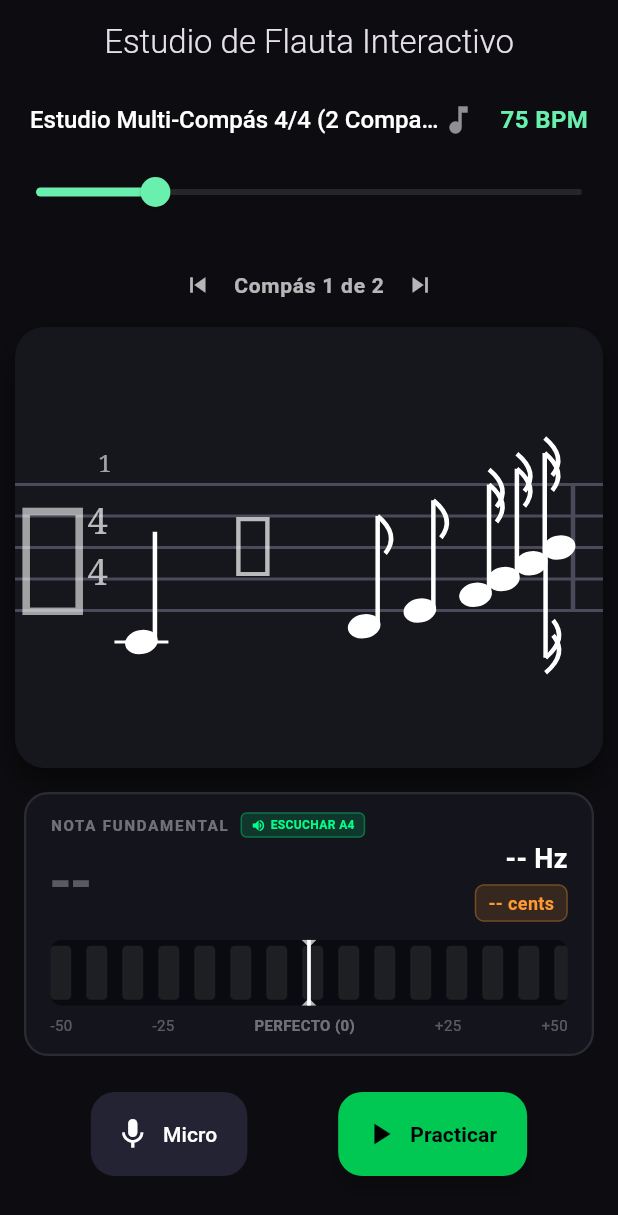
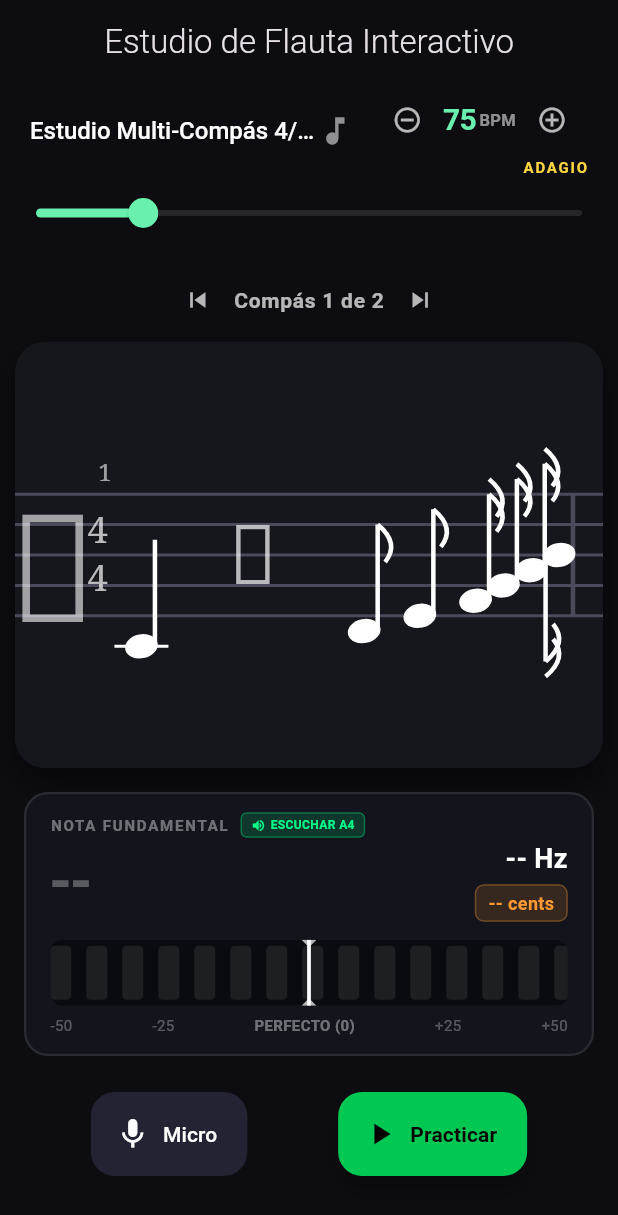
Before and after one commit to Nicolas11Leon/Tunner, a Flutter app: the screen it shows after launch, on a phone screen of 412 x 824 dp. Shown: the top 1215 px of the screen. Run offline on Flutter 3.47's test engine with Material 3 defaults, Android fonts, the phone set to English and light mode, and no system bars; missing offline and left inert: pitch_detector_dart, record.

Commit message:
feat(phase-2): professional metronome with 20-300 BPM range, italian tempo marks, and fine-tuning controls

```diff
--- a/lib/data/pitch_detector_service.dart
+++ b/lib/data/pitch_detector_service.dart
@@ -1,6 +1,5 @@
 import 'dart:async';
 import 'dart:isolate';
-import 'dart:typed_data';
 import 'package:flutter/foundation.dart';
 import 'package:record/record.dart';
 import 'package:pitch_detector_dart/pitch_detector.dart';
--- a/lib/domain/score_tree.dart
+++ b/lib/domain/score_tree.dart
@@ -1,7 +1,5 @@
-/// Modelo de dominio inmutable para la representación jerárquica de partituras musicales.
-/// Diseñado con Clean Architecture estricta en Dart puro (cero dependencias de Flutter UI).
-
 /// Métrica de compás musical (e.g. 4/4, 3/4, 2/4, 6/8).
+/// Modelo de dominio inmutable para la representación jerárquica de partituras.
 class TimeSignature {
   final int numerator;   // Número de pulsos por compás (e.g. 3, 4, 6)
   final int denominator; // Unidad de figura del pulso (e.g. 4 para negra, 8 para corchea)
--- /dev/null
+++ b/lib/domain/tempo_entity.dart
@@ -0,0 +1,78 @@
+/// Entidad de dominio pura que representa una marca de tempo musical y su escala italiana.
+/// Sin dependencias de Flutter ni librerías de infraestructura.
+class TempoMark {
+  final String italianName;
+  final String description;
+  final int minBpm;
+  final int maxBpm;
+
+  const TempoMark({
+    required this.italianName,
+    required this.description,
+    required this.minBpm,
+    required this.maxBpm,
+  });
+
+  /// Mapeo canónico internacional de marcas de tempo según la práctica orquestal estándar.
+  static const List<TempoMark> standardMarks = [
+    TempoMark(
+      italianName: "Larghissimo",
+      description: "Extremadamente lento y solemne",
+      minBpm: 20,
+      maxBpm: 39,
+    ),
+    TempoMark(
+      italianName: "Largo",
+      description: "Amplio, pausado y reposado",
+      minBpm: 40,
+      maxBpm: 59,
+    ),
+    TempoMark(
+      italianName: "Adagio",
+      description: "Lento, cómodo y expresivo",
+      minBpm: 60,
+      maxBpm: 75,
+    ),
+    TempoMark(
+      italianName: "Andante",
+      description: "A paso de marcha natural y fluido",
+      minBpm: 76,
+      maxBpm: 107,
+    ),
+    TempoMark(
+      italianName: "Moderato",
+      description: "Velocidad moderada y templada",
+      minBpm: 108,
+      maxBpm: 119,
+    ),
+    TempoMark(
+      italianName: "Allegro",
+      description: "Rápido, animado y brillante",
+      minBpm: 120,
+      maxBpm: 155,
+    ),
+    TempoMark(
+      italianName: "Presto",
+      description: "Muy rápido y ágil",
+      minBpm: 156,
+      maxBpm: 199,
+    ),
+    TempoMark(
+      italianName: "Prestissimo",
+      description: "Velocidad extrema de virtuosismo",
+      minBpm: 200,
+      maxBpm: 300,
+    ),
+  ];
+
+  /// Resuelve la marca italiana correspondiente para cualquier BPM dentro de [20, 300].
+  static TempoMark fromBpm(int bpm) {
+    final clamped = bpm.clamp(20, 300);
+    for (final mark in standardMarks) {
+      if (clamped >= mark.minBpm && clamped <= mark.maxBpm) {
+        return mark;
+      }
+    }
+    return standardMarks.last;
+  }
+}
--- a/lib/presentation/tuner_screen.dart
+++ b/lib/presentation/tuner_screen.dart
@@ -48,19 +48,63 @@ class TunerScreen extends StatelessWidget {
                     ),
                   ),
                 ),
-                const SizedBox(width: 16),
-                Text("${viewModel.bpm} BPM", style: const TextStyle(color: Colors.greenAccent, fontSize: 16, fontWeight: FontWeight.bold)),
+                const SizedBox(width: 12),
+                Column(
+                  crossAxisAlignment: CrossAxisAlignment.end,
+                  children: [
+                    Row(
+                      mainAxisSize: MainAxisSize.min,
+                      children: [
+                        IconButton(
+                          padding: EdgeInsets.zero,
+                          constraints: const BoxConstraints(minWidth: 28, minHeight: 28),
+                          icon: const Icon(Icons.remove_circle_outline, color: Colors.white70, size: 20),
+                          onPressed: () => viewModel.decrementBpm(1),
+                          tooltip: "-1 BPM",
+                        ),
+                        Text(
+                          "${viewModel.bpm}",
+                          style: const TextStyle(
+                            color: Colors.greenAccent,
+                            fontSize: 20,
+                            fontWeight: FontWeight.bold,
+                            letterSpacing: -0.5,
+                          ),
+                        ),
+                        const SizedBox(width: 2),
+                        const Text("BPM", style: TextStyle(color: Colors.white54, fontSize: 11, fontWeight: FontWeight.w600)),
+                        IconButton(
+                          padding: EdgeInsets.zero,
+                          constraints: const BoxConstraints(minWidth: 28, minHeight: 28),
+                          icon: const Icon(Icons.add_circle_outline, color: Colors.white70, size: 20),
+                          onPressed: () => viewModel.incrementBpm(1),
+                          tooltip: "+1 BPM",
+                        ),
+                      ],
+                    ),
+                    Text(
+                      viewModel.currentTempoMark.italianName.toUpperCase(),
+                      style: const TextStyle(
+                        color: Colors.amberAccent,
+                        fontSize: 10,
+                        fontWeight: FontWeight.w700,
+                        letterSpacing: 1.2,
+                      ),
+                    ),
+                  ],
+                ),
               ],
             ),
           ),
           Slider(
             value: viewModel.bpm.toDouble(),
-            min: 40, max: 200,
+            min: 20,
+            max: 300,
             activeColor: Colors.greenAccent,
             inactiveColor: Colors.white10,
             onChanged: (val) => viewModel.updateBpm(val.round()),
           ),
-          const SizedBox(height: 10),
+          const SizedBox(height: 6),
 
           // Selector de Compases (Navegación Multi-Compás)
           if (viewModel.totalMeasures > 1)
--- a/lib/presentation/tuner_viewmodel.dart
+++ b/lib/presentation/tuner_viewmodel.dart
@@ -5,6 +5,7 @@ import '../data/metronome_service.dart';
 import '../domain/note_entity.dart';
 import '../domain/score_entity.dart';
 import '../domain/score_tree.dart';
+import '../domain/tempo_entity.dart';
 
 class PlayedRecord {
   final String noteName;
@@ -49,6 +50,7 @@ class TunerViewModel extends ChangeNotifier {
   int get currentMeasureIndex => _currentMeasureIndex;
   int get totalMeasures => _playlist[_selectedSongIndex].totalMeasures;
   int get bpm => _bpm;
+  TempoMark get currentTempoMark => TempoMark.fromBpm(_bpm);
   bool get isCountingIn => _isCountingIn;
   int get countInBeat => _countInBeat;
   List<SongEntity> get playlist => _playlist;
@@ -178,12 +180,20 @@ class TunerViewModel extends ChangeNotifier {
   }
 
   void updateBpm(int newBpm) {
-    _bpm = newBpm.clamp(40, 200);
+    _bpm = newBpm.clamp(20, 300);
     if (_isMetronomePlaying) {
       final currentTicks = _playlist[_selectedSongIndex].timeSignature.totalTicks;
       _metronomeService.stop().then((_) => _metronomeService.start(_bpm, ticksPerMeasure: currentTicks));
     }
     notifyListeners();
+  }
+
+  void incrementBpm([int step = 1]) {
+    updateBpm(_bpm + step);
+  }
+
+  void decrementBpm([int step = 1]) {
+    updateBpm(_bpm - step);
   }
 
   void selectSong(int index) {
```
Also changed, not shown: 3 other files.
